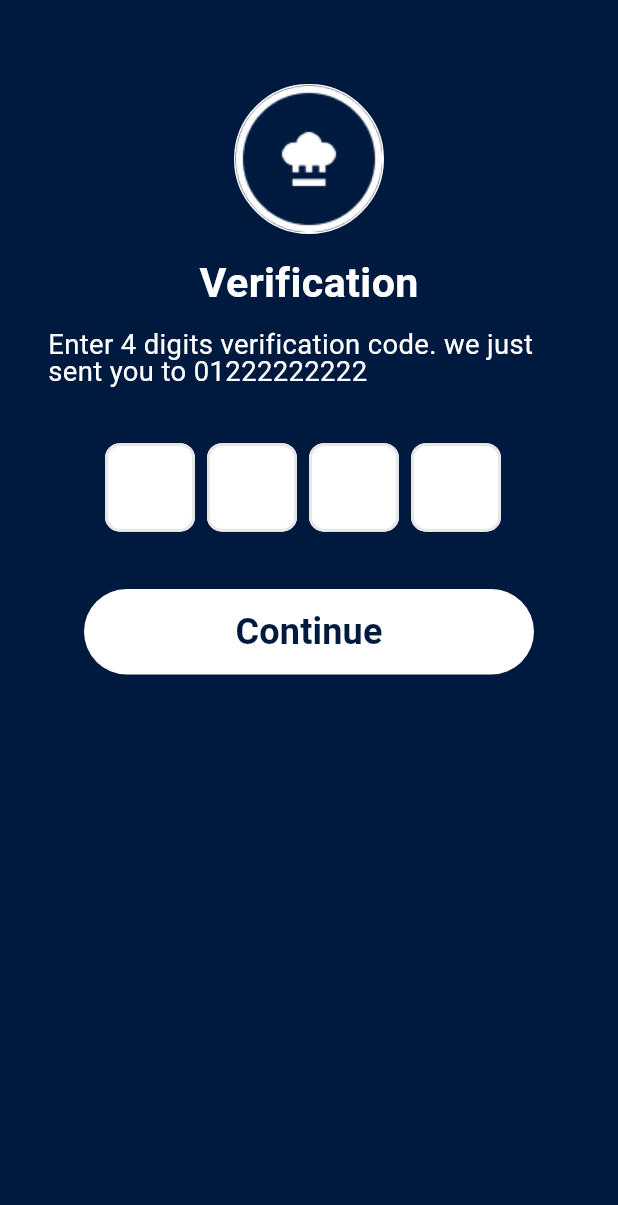
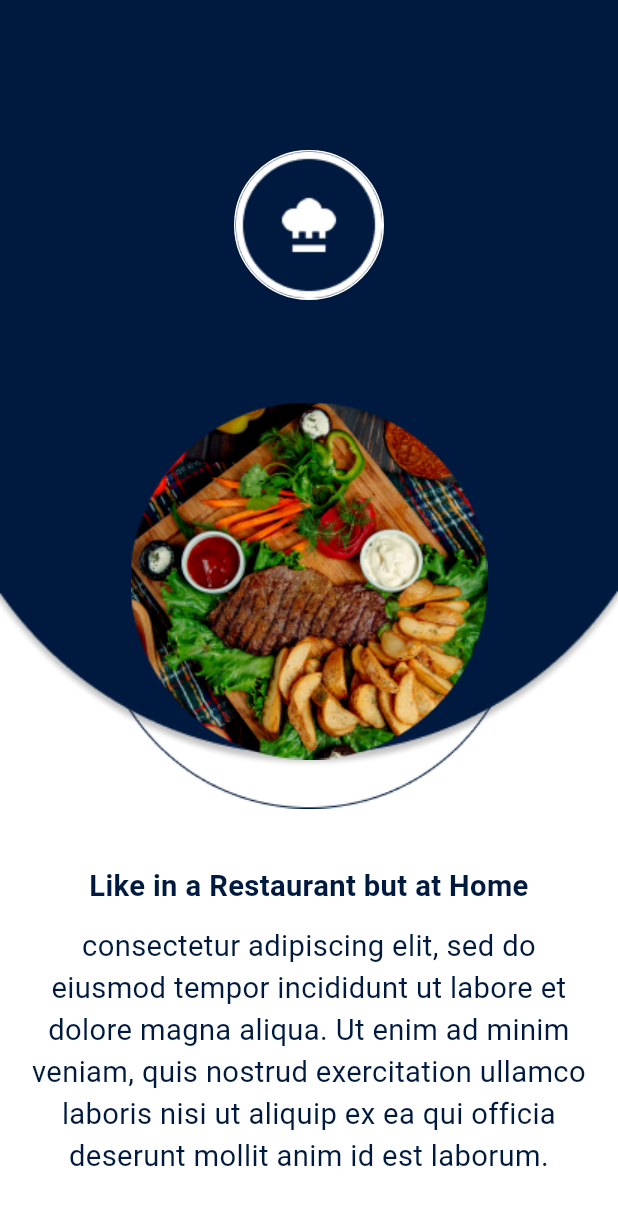
Before and after one commit to Omareloo/Meal-App, a Flutter app: the screen it shows after launch, on a phone screen of 412 x 824 dp. Shown: the top 1205 px of the screen. Run offline on Flutter 3.47's test engine with Material 3 defaults, Android fonts, the phone set to English and light mode, and no system bars; drawn by our look-alikes of flutter_otp_text_field; our stand-ins replace bloc, cloud_firestore, email_validator, equatable, firebase_auth, firebase_core and 4 more; accounts and stored records are empty; Roboto replaces fonts that are missing (cairo).

Commit message:
onboarding_screen

```diff
--- a/lib/config/routes/app_routes.dart
+++ b/lib/config/routes/app_routes.dart
@@ -7,6 +7,7 @@ class AppRoute {
   static const String auth = "/auth";
 
   static const String register = "/register";
+
 
 
   static final GlobalKey<NavigatorState> navigatorKey =
--- /dev/null
+++ b/lib/features/onboarding/onboarding_screen.dart
@@ -0,0 +1,13 @@
+import 'package:flutter/material.dart';
+import 'package:meal_ware/features/onboarding/pages/page_view_body.dart';
+
+class OnboardingScreen extends StatelessWidget {
+  const OnboardingScreen({super.key});
+
+  @override
+  Widget build(BuildContext context) {
+    return Scaffold(
+      body: PageViewBody(),
+    );
+  }
+}
--- /dev/null
+++ b/lib/features/onboarding/pages/page_one.dart
@@ -0,0 +1,80 @@
+import 'package:flutter/material.dart';
+import 'package:flutter_screenutil/flutter_screenutil.dart';
+import 'package:meal_ware/features/auth/presentation/widgets/auth_widgets/logo.dart';
+
+class PageOne extends StatelessWidget {
+  const PageOne({super.key});
+
+  @override
+  Widget build(BuildContext context) {
+    return Scaffold(
+      backgroundColor: Colors.white,
+      body: Column(
+        children: [
+          ClipRRect(
+            borderRadius: BorderRadius.zero,
+            child: Stack(
+              children: [
+                Image.asset(
+                  "assets/images/Rectangle 687.png",
+                  width: double.infinity,
+
+                  fit: BoxFit.cover,
+                ),
+
+                Padding(
+                  padding: const EdgeInsets.only(top: 100),
+                  child: Center(child: LogoWidget()),
+                ),
+
+                Padding(
+                  padding: const EdgeInsets.only(top: 230),
+                  child: Center(
+                    child: Image.asset(
+                      "assets/images/Ellipse 7.png",
+                      width: 280.w,
+                      height: 280.h,
+                    ),
+                  ),
+                ),
+
+                Padding(
+                  padding: const EdgeInsets.only(top: 250),
+                  child: Center(
+                    child: Image.asset(
+                      "assets/images/Mask group.png",
+                      width: 230.w,
+                      height: 230.h,
+                    ),
+                  ),
+                ),
+              ],
+            ),
+          ),
+
+          Padding(
+            padding: EdgeInsets.symmetric(horizontal: 16.w, vertical: 10.h),
+            child: Text(
+              'Like in a Restaurant but at Home',
+              textAlign: TextAlign.center,
+              style: TextStyle(
+                fontSize: 17.sp,
+                fontWeight: FontWeight.w700,
+                color: Color(0xff001A3F),
+              ),
+            ),
+          ),
+
+          Padding(
+            padding: EdgeInsets.symmetric(horizontal: 16.w),
+            child: Text(
+              "consectetur adipiscing elit, sed do eiusmod tempor incididunt ut labore et dolore magna aliqua. Ut enim ad minim veniam, quis nostrud exercitation ullamco laboris nisi ut aliquip ex ea qui officia deserunt mollit anim id est laborum.",
+              textAlign: TextAlign.center,
+              style: TextStyle(fontSize: 17.sp, color: Color(0xff001A3F)),
+            ),
+          ),
+        ],
+      ),
+    );
+  }
+}
--- /dev/null
+++ b/lib/features/onboarding/pages/page_view_body.dart
@@ -0,0 +1,103 @@
+import 'package:flutter/material.dart';
+import 'package:meal_ware/core/extentions/size_extension.dart';
+import 'package:meal_ware/features/onboarding/pages/page_four.dart';
+import 'package:meal_ware/features/onboarding/pages/page_one.dart';
+import 'package:meal_ware/features/onboarding/pages/page_three.dart';
+import 'package:meal_ware/features/onboarding/pages/page_two.dart';
+import 'package:meal_ware/features/onboarding/widget/custom_indicator.dart';
+
+class PageViewBody extends StatefulWidget {
+  const PageViewBody({super.key});
+
+  @override
+  State<PageViewBody> createState() => _PageViewBodyState();
+}
+
+class _PageViewBodyState extends State<PageViewBody> {
+  final PageController _controller = PageController();
+  int _currentIndex = 0;
+
+  @override
+  Widget build(BuildContext context) {
+    return Scaffold(
+      backgroundColor: Colors.white,
+      body: SingleChildScrollView(
+        child: Column(
+          children: [
+            SizedBox(
+              height: 700.h,
+              child: PageView(
+                controller: _controller,
+                onPageChanged: (value) {
+                  setState(() {
+                    _currentIndex = value;
+                  });
+                },
+                children: const [PageOne(), PageTwo(), PageThree(), PageFour()],
+              ),
+            ),
+
+            SizedBox(height: 10.h),
+            Padding(
+              padding: const EdgeInsets.only(bottom: 30, left: 20),
+              child: Row(
+                mainAxisAlignment: MainAxisAlignment.start,
+                children: [
+
+                  InkWell(
+                    onTap: () {
+
+                    },
+                    child: Text(
+                      _currentIndex == 3 ? "" : "Skip",
+                      style: const TextStyle(
+                        color: Color(0xff001A3F),
+                        fontSize: 18,
+                        fontWeight: FontWeight.bold,
+                      ),
+                    ),
+                  ),
+
+
+                  SizedBox(width: 60),
+                  Row(
+                    children: List.generate(
+                      4,
+                      (index) => Padding(
+                        padding: const EdgeInsets.symmetric(horizontal: 5),
+                        child: CustomIndicator(active: _currentIndex == index),
+                      ),
+                    ),
+                  ),
+
+
+                  SizedBox(width: 60.w),
+                  InkWell(
+                    onTap: () {
+                      if (_currentIndex < 3) {
+                        _controller.nextPage(
+                          duration: const Duration(milliseconds: 300),
+                          curve: Curves.easeInOut,
+                        );
+                      } else {
+
+                      }
+                    },
+                    child: Text(
+                      _currentIndex == 3 ? "Login" : "Next",
+                      style: const TextStyle(
+                        fontSize: 18,
+                        fontWeight: FontWeight.bold,
+                        color: Color(0xff001A3F),
+                      ),
+                    ),
+                  ),
+                ],
+              ),
+            ),
+          ],
+        ),
+      ),
+    );
+  }
+}
--- a/lib/main.dart
+++ b/lib/main.dart
@@ -1,5 +1,6 @@
 import 'package:flutter/material.dart';
 import 'package:flutter_screenutil/flutter_screenutil.dart';
+import 'package:meal_ware/core/screens/splash_screen.dart';
 import 'package:meal_ware/features/auth/presentation/pages/auth_screen.dart';
 import 'package:meal_ware/features/auth/presentation/pages/verification_screen.dart';
 import 'config/style/app_theme.dart';
@@ -25,7 +26,7 @@ class MyApp extends StatelessWidget {
       builder: (context, child) => MaterialApp(
         debugShowCheckedModeBanner: false,
         theme: appTheme,
-        home: VerificationScreen(),
+        home: SplashScreen(),
       ),
     );
   }
```
Also changed, not shown: lib/core/screens/splash_screen.dart (+45 -21 lines), lib/features/onboarding/pages/page_four.dart (added, +80 -0 lines), lib/features/onboarding/pages/page_three.dart (added, +81 -0 lines), lib/features/onboarding/pages/page_two.dart (added, +80 -0 lines), lib/features/onboarding/widget/custom_indicator.dart (added, +19 -0 lines), pubspec.yaml (+20 -31 lines), assets/images/Ellipse 7.png (added), assets/images/Mask group.png (added), assets/images/Mask.png (added), assets/images/Rectangle 687.png (added), pubspec.lock, 2 other files.
